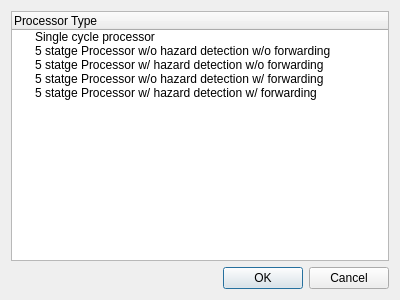
hghit-harshit/Kites, file src/ui/dialogs/processor_dialog.ui: the form before one commit.
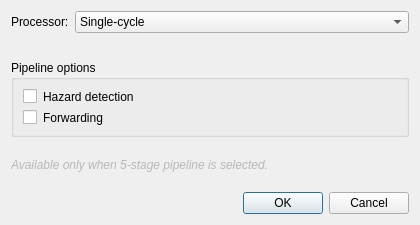
The form after the commit.

Commit message: Made processor choosing user friendly

The edit to the form file:
```diff
--- a/src/ui/dialogs/processor_dialog.ui
+++ b/src/ui/dialogs/processor_dialog.ui
@@ -6,15 +6,86 @@
    <rect>
     <x>0</x>
     <y>0</y>
-    <width>400</width>
-    <height>300</height>
+    <width>420</width>
+    <height>225</height>
    </rect>
   </property>
   <property name="windowTitle">
    <string>Dialog</string>
   </property>
-  <layout class="QGridLayout" name="gridLayout">
-   <item row="1" column="0">
+  <property name="styleSheet">
+   <string notr="true">QCheckBox:disabled {
+    color: palette(mid);
+}
+
+QCheckBox::indicator:disabled {
+    background-color: palette(midlight);
+    border: 1px solid palette(mid);
+}</string>
+  </property>
+  <layout class="QVBoxLayout" name="verticalLayout">
+   <item>
+    <layout class="QFormLayout" name="processorFormLayout">
+     <item row="0" column="0">
+      <widget class="QLabel" name="processorLabel">
+       <property name="text">
+        <string>Processor:</string>
+       </property>
+      </widget>
+     </item>
+     <item row="0" column="1">
+      <widget class="QComboBox" name="processorComboBox">
+       <item>
+        <property name="text">
+         <string>Single-cycle</string>
+        </property>
+       </item>
+       <item>
+        <property name="text">
+         <string>5-stage pipeline</string>
+        </property>
+       </item>
+      </widget>
+     </item>
+    </layout>
+   </item>
+   <item>
+    <widget class="QGroupBox" name="pipelineOptionsGroupBox">
+     <property name="title">
+      <string>Pipeline options</string>
+     </property>
+     <layout class="QVBoxLayout" name="pipelineOptionsLayout">
+      <item>
+       <widget class="QCheckBox" name="hazardDetectionCheckBox">
+        <property name="text">
+         <string>Hazard detection</string>
+        </property>
+       </widget>
+      </item>
+      <item>
+       <widget class="QCheckBox" name="forwardingCheckBox">
+        <property name="text">
+         <string>Forwarding</string>
+        </property>
+       </widget>
+      </item>
+     </layout>
+   </widget>
+   </item>
+   <item>
+    <widget class="QLabel" name="pipelineOptionsHintLabel">
+     <property name="text">
+      <string>Available only when 5-stage pipeline is selected.</string>
+     </property>
+     <property name="wordWrap">
+      <bool>true</bool>
+     </property>
+     <property name="styleSheet">
+      <string notr="true">color: palette(mid); font-style: italic;</string>
+     </property>
+    </widget>
+   </item>
+   <item>
     <widget class="QDialogButtonBox" name="buttonBox">
      <property name="orientation">
       <enum>Qt::Orientation::Horizontal</enum>
@@ -24,40 +95,6 @@
      </property>
     </widget>
    </item>
-   <item row="0" column="0">
-    <widget class="QTreeWidget" name="treeWidget">
-     <column>
-      <property name="text">
-       <string>Processor Type</string>
-      </property>
-     </column>
-     <item>
-      <property name="text">
-       <string>Single cycle processor</string>
-      </property>
-     </item>
-     <item>
-      <property name="text">
-       <string>5 statge Processor w/o hazard detection w/o forwarding</string>
-      </property>
-     </item>
-     <item>
-      <property name="text">
-       <string>5 statge Processor w/ hazard detection w/o forwarding</string>
-      </property>
-     </item>
-     <item>
-      <property name="text">
-       <string>5 statge Processor w/o hazard detection w/ forwarding</string>
-      </property>
-     </item>
-     <item>
-      <property name="text">
-       <string>5 statge Processor w/ hazard detection w/ forwarding</string>
-      </property>
-     </item>
-    </widget>
-   </item>
   </layout>
  </widget>
  <resources/>
```
The commit also changes 2 other files.
